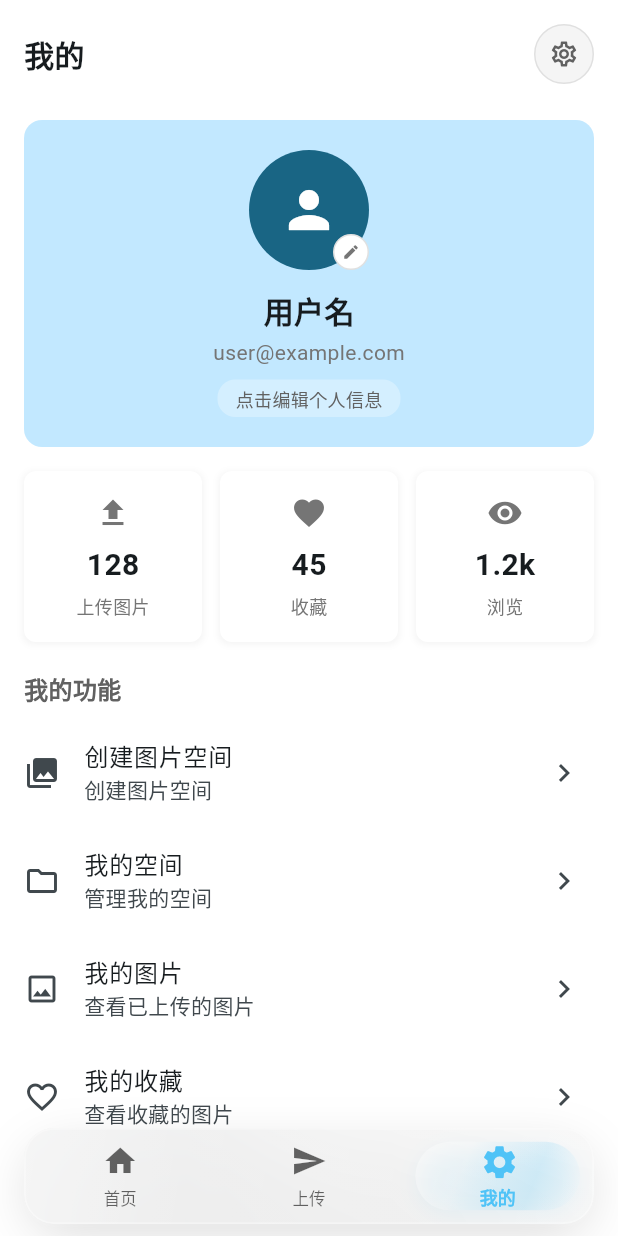
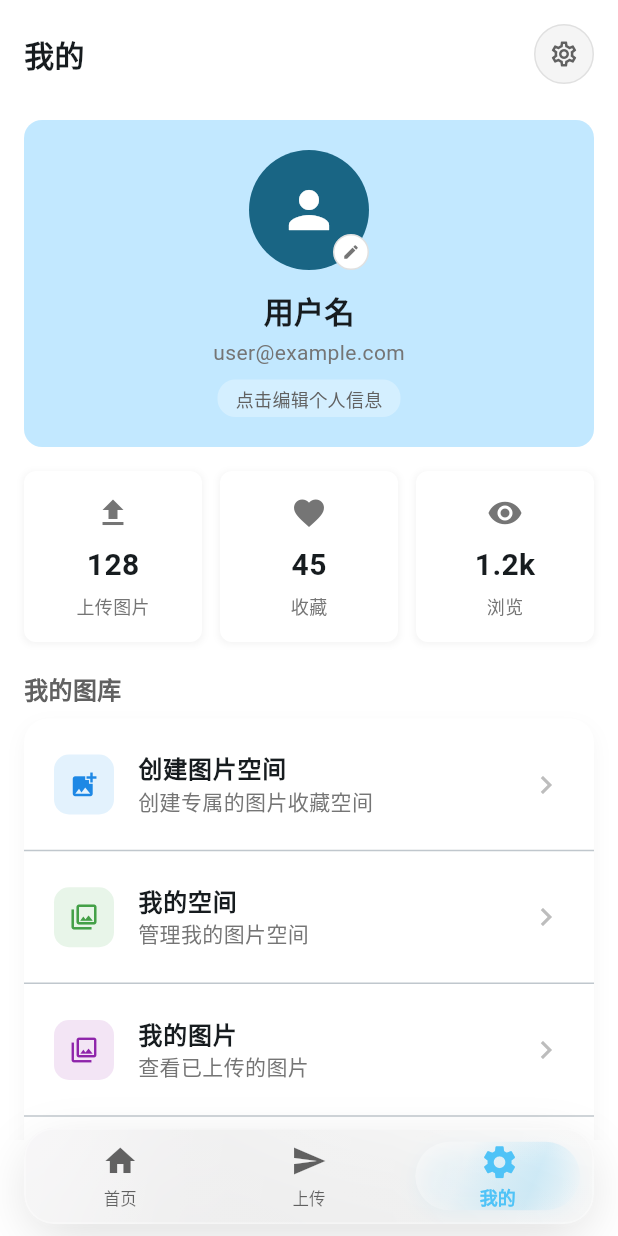
Before and after one commit to zoujinglong666/lq-pictrue-flutter, a Flutter app: the screen it shows after launch, item 3 of the bottom bar chosen, on a phone screen of 412 x 824 dp. Run offline on Flutter 3.47's test engine with Material 3 defaults, Android fonts, the phone set to English and light mode, and no system bars; our stand-ins replace image_picker, shared_preferences; missing offline and left inert: flutter_inappwebview; network calls fail.

Commit message:
refactor(profile): 重构个人资料页面的布局和样式
- 更新了"我的功能"和"管理员功能"区域的布局
- 使用卡片样式包裹设置项，增加了分隔符
- 优化了图标和文本的样式，增加了点击效果
- 调整了部分颜色和间距，提升了用户体验

```diff
--- a/lib/pages/profile_page.dart
+++ b/lib/pages/profile_page.dart
@@ -147,57 +147,64 @@ class ProfilePage extends StatelessWidget {
             const SizedBox(height: 20),
 
             // 我的功能区域
-            _buildSectionTitle('我的功能'),
-            _buildMenuItem(
-              context,
-              Icons.photo_library,
-              '创建图片空间',
-              '创建图片空间',
-                  () {
-                Navigator.pushNamed(context, '/create_space');
-              },
+            _buildSectionTitle('我的图库'),
+            _buildSettingCard([
+              _buildActionTile(
+                icon: Icons.add_photo_alternate,
+                title: '创建图片空间',
+                subtitle: '创建专属的图片收藏空间',
+                onTap: () => Navigator.pushNamed(context, '/create_space'),
+                iconColor: Colors.blue[600],
+                iconBgColor: Colors.blue[50],
               ),
-            _buildMenuItem(
-              context,
-              Icons.folder_outlined,
-              '我的空间',
-              '管理我的空间',
-                  () {
-                Navigator.pushNamed(context, '/my_space');
-              },
+              const Divider(height: 0.5),
+              _buildActionTile(
+                icon: Icons.photo_library_outlined,
+                title: '我的空间',
+                subtitle: '管理我的图片空间',
+                onTap: () => Navigator.pushNamed(context, '/my_space'),
+                iconColor: Colors.green[600],
+                iconBgColor: Colors.green[50],
               ),
-            _buildMenuItem(
-              context,
-              Icons.photo_outlined,
-              '我的图片',
-              '查看已上传的图片',
-                  () {},
+              const Divider(height: 0.5),
+              _buildActionTile(
+                icon: Icons.collections_outlined,
+                title: '我的图片',
+                subtitle: '查看已上传的图片',
+                onTap: () {},
+                iconColor: Colors.purple[600],
+                iconBgColor: Colors.purple[50],
               ),
-            _buildMenuItem(
-              context,
-              Icons.favorite_outline,
-              '我的收藏',
-              '查看收藏的图片',
-                  () {},
+              const Divider(height: 0.5),
+              _buildActionTile(
+                icon: Icons.favorite_border,
+                title: '我的收藏',
+                subtitle: '查看收藏的精美图片',
+                onTap: () {},
+                iconColor: Colors.red[600],
+                iconBgColor: Colors.red[50],
               ),
-            _buildMenuItem(
-              context,
-              Icons.download_outlined,
-              '下载管理',
-              '管理下载的图片',
-                  () {},
+              const Divider(height: 0.5),
+              _buildActionTile(
+                icon: Icons.download_for_offline_outlined,
+                title: '下载管理',
+                subtitle: '管理下载的图片文件',
+                onTap: () {},
+                iconColor: Colors.orange[600],
+                iconBgColor: Colors.orange[50],
               ),
+            ]),
 
             const SizedBox(height: 20),
 
             // 管理员功能区域
             _buildSectionTitle('管理员功能'),
             Container(
-              margin: const EdgeInsets.symmetric(horizontal: 16),
+              margin: const EdgeInsets.fromLTRB(16, 0, 16, 8),
               padding: const EdgeInsets.all(12),
               decoration: BoxDecoration(
                 color: Colors.red[50],
-                borderRadius: BorderRadius.circular(8),
+                borderRadius: BorderRadius.circular(12),
                 border: Border.all(color: Colors.red[200]!),
               ),
               child: Row(
@@ -215,62 +222,67 @@ class ProfilePage extends StatelessWidget {
                 ],
               ),
             ),
-            const SizedBox(height: 8),
-            _buildMenuItem(
-              context,
-              Icons.image_search,
-              '图片管理',
-              '管理员审核功能',
-                  () {
-                Navigator.pushNamed(context, '/picture_management');
-              },
+            _buildSettingCard([
+              _buildActionTile(
+                icon: Icons.admin_panel_settings_outlined,
+                title: '图片管理',
+                subtitle: '审核和管理用户上传的图片',
+                onTap: () => Navigator.pushNamed(context, '/picture_management'),
+                iconColor: Colors.red[600],
+                iconBgColor: Colors.red[50],
               ),
-            _buildMenuItem(
-              context,
-              Icons.storage,
-              '空间管理',
-              '管理员空间管理',
-                  () {
-                Navigator.pushNamed(context, '/space_management');
-              },
+              const Divider(height: 0.5),
+              _buildActionTile(
+                icon: Icons.storage_outlined,
+                title: '空间管理',
+                subtitle: '管理用户图片空间和存储',
+                onTap: () => Navigator.pushNamed(context, '/space_management'),
+                iconColor: Colors.orange[600],
+                iconBgColor: Colors.orange[50],
               ),
-            _buildMenuItem(
-              context,
-              Icons.people_outline,
-              '用户管理',
-              '管理系统用户',
-                  () {
-                Navigator.pushNamed(context, '/user_management');
-              },
+              const Divider(height: 0.5),
+              _buildActionTile(
+                icon: Icons.people_outline,
+                title: '用户管理',
+                subtitle: '管理系统用户和权限',
+                onTap: () => Navigator.pushNamed(context, '/user_management'),
+                iconColor: Colors.indigo[600],
+                iconBgColor: Colors.indigo[50],
               ),
-
-            const SizedBox(height: 20),
-
-            // 其他功能区域
-            _buildSectionTitle('其他'),
-            _buildMenuItem(
-              context,
-              Icons.settings_outlined,
-              '设置',
-              '应用设置和偏好',
-                  () {
-                Navigator.pushNamed(context, '/settings');
-              },
-            ),
-            _buildMenuItem(
-              context,
-              Icons.help_outline,
-              '帮助与反馈',
-              '获取帮助或提供反馈',
-                  () {},
-            ),
-            _buildMenuItem(
-              context,
-              Icons.info_outline,
-              '关于',
-              '应用信息和版本',
-                  () {},
-            ),
+            ]),
+            //
+            // const SizedBox(height: 20),
+            //
+            // // 其他功能区域
+            // _buildSectionTitle('其他'),
+            // _buildSettingCard([
+            //   _buildActionTile(
+            //     icon: Icons.settings_outlined,
+            //     title: '设置',
+            //     subtitle: '应用设置和个人偏好',
+            //     onTap: () => Navigator.pushNamed(context, '/settings'),
+            //     iconColor: Colors.grey[600],
+            //     iconBgColor: Colors.grey[50],
+            //   ),
+            //   const Divider(height: 0.5),
+            //   _buildActionTile(
+            //     icon: Icons.help_outline,
+            //     title: '帮助与反馈',
+            //     subtitle: '获取帮助或提供使用反馈',
+            //     onTap: () {},
+            //     iconColor: Colors.teal[600],
+            //     iconBgColor: Colors.teal[50],
+            //   ),
+            //   const Divider(height: 1),
+            //   _buildActionTile(
+            //     icon: Icons.info_outline,
+            //     title: '关于',
+            //     subtitle: '应用信息和版本详情',
+            //     onTap: () {},
+            //     iconColor: Colors.blue[600],
+            //     iconBgColor: Colors.blue[50],
+            //   ),
+            // ]),
           ],
           ),
         ),
@@ -332,19 +344,65 @@ class ProfilePage extends StatelessWidget {
     );
   }
 
-  Widget _buildMenuItem(
-      BuildContext context,
-      IconData icon,
-      String title,
-      String subtitle,
-      VoidCallback onTap,
-      ) {
+  Widget _buildSettingCard(List<Widget> children) {
+    return Container(
+      margin: const EdgeInsets.symmetric(horizontal: 16),
+      decoration: BoxDecoration(
+        color: Colors.white,
+        borderRadius: BorderRadius.circular(16),
+        boxShadow: [
+          BoxShadow(
+            color: Colors.grey.withOpacity(0.1),
+            blurRadius: 10,
+            offset: const Offset(0, 5),
+          ),
+        ],
+      ),
+      child: Column(children: children),
+    );
+  }
+
+  Widget _buildActionTile({
+    required IconData icon,
+    required String title,
+    required String subtitle,
+    required VoidCallback onTap,
+    Color? iconColor,
+    Color? iconBgColor,
+  }) {
     return ListTile(
-      leading: Icon(icon),
-      title: Text(title),
-      subtitle: Text(subtitle),
-      trailing: const Icon(Icons.chevron_right),
+      contentPadding: const EdgeInsets.symmetric(horizontal: 20, vertical: 8),
+      leading: Container(
+        width: 40,
+        height: 40,
+        decoration: BoxDecoration(
+          color: iconBgColor ?? Colors.grey[50],
+          borderRadius: BorderRadius.circular(10),
+        ),
+        child: Icon(
+          icon,
+          color: iconColor ?? Colors.grey[600],
+          size: 20,
+        ),
+      ),
+      title: Text(
+        title,
+        style: const TextStyle(
+          fontWeight: FontWeight.w600,
+          fontSize: 16,
+        ),
+      ),
+      subtitle: Text(
+        subtitle,
+        style: TextStyle(
+          color: Colors.grey[600],
+          fontSize: 14,
+        ),
+      ),
+      trailing: Icon(Icons.chevron_right, color: Colors.grey[400]),
       onTap: onTap,
     );
   }
+
+
 }
```
Lines whose indentation alone changed are shown as unchanged.
